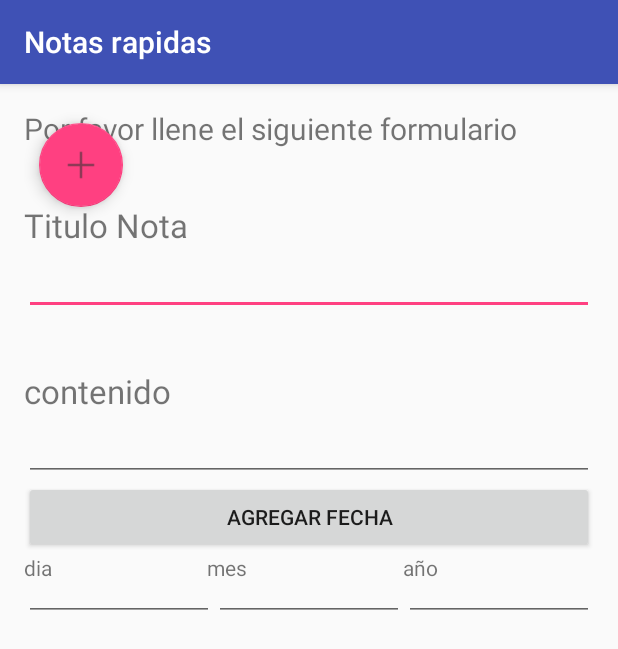
After one commit to jonalexjm/appNotas, an Android app: the AdicionarNota screen opened directly, with no data from a screen before it, on a phone screen of 412 x 824 dp. The commit adds this screen. Shown: the top 649 px of the screen. Run offline under Robolectric (Android 15) with nearby library versions, the phone set to English and light mode, and no system bars.

Commit message:
v2 formulario adicionar

```diff
--- a/app/build.gradle
+++ b/app/build.gradle
@@ -23,6 +23,7 @@ dependencies {
     compile fileTree(dir: 'libs', include: ['*.jar'])
     testCompile 'junit:junit:4.12'
     compile 'com.android.support:appcompat-v7:23.4.0'
-    compile 'com.android.support:cardview-v7:23.3.0'
-    compile 'com.android.support:recyclerview-v7:23.3.0'
+    compile 'com.android.support:cardview-v7:23.4.0'
+    compile 'com.android.support:recyclerview-v7:23.4.0'
+    compile 'com.android.support:design:23.4.0'
 }
--- a/app/src/main/AndroidManifest.xml
+++ b/app/src/main/AndroidManifest.xml
@@ -15,6 +15,7 @@
                 <category android:name="android.intent.category.LAUNCHER" />
             </intent-filter>
         </activity>
+        <activity android:name=".AdicionarNota"></activity>
     </application>
 
 </manifest>
--- /dev/null
+++ b/app/src/main/java/jonalexjm/com/appnotas/AdicionarNota.java
@@ -0,0 +1,25 @@
+package jonalexjm.com.appnotas;
+
+import android.support.design.widget.FloatingActionButton;
+import android.support.design.widget.Snackbar;
+import android.support.v7.app.AppCompatActivity;
+import android.os.Bundle;
+import android.view.View;
+
+public class AdicionarNota extends AppCompatActivity {
+
+    @Override
+    protected void onCreate(Bundle savedInstanceState) {
+        super.onCreate(savedInstanceState);
+        setContentView(R.layout.activity_adicionar_nota);
+
+        FloatingActionButton fab = (FloatingActionButton) findViewById(R.id.fab);
+        fab.setOnClickListener(new View.OnClickListener() {
+            @Override
+            public void onClick(View view) {
+                Snackbar.make(view, "Se presionó el FAB", Snackbar.LENGTH_LONG)
+                        .setAction("Action", null).show();
+            }
+        });
+    }
+}
--- /dev/null
+++ b/app/src/main/res/layout/activity_adicionar_nota.xml
@@ -0,0 +1,118 @@
+<?xml version="1.0" encoding="utf-8"?>
+<RelativeLayout xmlns:android="http://schemas.android.com/apk/res/android"
+    xmlns:tools="http://schemas.android.com/tools"
+    android:layout_width="match_parent"
+    android:layout_height="match_parent"
+    android:paddingBottom="@dimen/activity_vertical_margin"
+    android:paddingLeft="@dimen/activity_horizontal_margin"
+    android:paddingRight="@dimen/activity_horizontal_margin"
+    android:paddingTop="@dimen/activity_vertical_margin"
+    tools:context="jonalexjm.com.appnotas.AdicionarNota">
+
+    <TextView
+        android:id="@+id/tvBienvenida"
+        android:layout_width="wrap_content"
+        android:layout_height="wrap_content"
+        android:text="@string/agregarNota"
+        android:textSize="20dp"/>
+    <TextView
+        android:id="@+id/tvTitulo"
+        android:layout_width="match_parent"
+        android:layout_height="wrap_content"
+        android:text="@string/titulo"
+        android:textSize="22dp"
+        android:layout_marginTop="36dp"
+        android:layout_below="@+id/tvBienvenida"
+        android:layout_alignParentLeft="true"
+        android:layout_alignParentStart="true" />
+    <EditText
+        android:id="@+id/EtvTitulo"
+        android:layout_width="match_parent"
+        android:layout_height="wrap_content"
+        android:layout_below="@+id/tvTitulo"
+        android:layout_alignParentRight="true"
+        android:layout_alignParentEnd="true" />
+    <TextView
+        android:id="@+id/tvContenido"
+        android:layout_width="match_parent"
+        android:layout_height="wrap_content"
+        android:text="@string/contenido"
+        android:textSize="22dp"
+        android:layout_marginTop="36dp"
+        android:layout_below="@+id/EtvTitulo"
+        android:layout_alignParentLeft="true"
+        android:layout_alignParentStart="true" />
+    <EditText
+        android:id="@+id/EtvContexto"
+        android:layout_width="match_parent"
+        android:layout_height="wrap_content"
+        android:layout_below="@+id/tvContenido"
+        android:layout_alignParentRight="true"
+        android:layout_alignParentEnd="true" />
+    <Button
+        android:id="@+id/botonFecha"
+        android:layout_width="match_parent"
+        android:layout_height="wrap_content"
+        android:text="@string/agregarFecha"
+        android:layout_below="@+id/EtvContexto"/>
+
+    <LinearLayout
+        android:layout_width="match_parent"
+        android:layout_height="match_parent"
+        android:orientation="horizontal"
+        android:layout_below="@+id/botonFecha"
+        >
+        <TextView
+            android:layout_width="wrap_content"
+            android:layout_height="wrap_content"
+            android:text="dia"
+            android:layout_weight="1"/>
+        <TextView
+            android:layout_width="wrap_content"
+            android:layout_height="wrap_content"
+            android:text="mes"
+            android:layout_weight="1"/>
+        <TextView
+            android:layout_width="wrap_content"
+            android:layout_height="wrap_content"
+            android:text="año"
+            android:layout_weight="1"/>
+
+
+        </LinearLayout>
+
+
+    <LinearLayout
+        android:layout_width="match_parent"
+        android:layout_height="match_parent"
+        android:orientation="horizontal"
+        android:layout_below="@+id/botonFecha"
+        >
+
+
+        <EditText
+            android:layout_width="wrap_content"
+            android:layout_height="wrap_content"
+            android:id="@+id/editText2"
+            android:layout_weight="1"/>
+
+        <EditText
+            android:layout_width="wrap_content"
+            android:layout_height="wrap_content"
+            android:id="@+id/editText3"
+            android:layout_weight="1"/>
+        <EditText
+            android:layout_width="wrap_content"
+            android:layout_height="wrap_content"
+            android:id="@+id/editText5"
+            android:layout_weight="1"/>
+    </LinearLayout>
+    <android.support.design.widget.FloatingActionButton
+        android:id="@+id/fab"
+        android:layout_width="wrap_content"
+        android:layout_height="wrap_content"
+        android:layout_gravity="bottom|end"
+        android:layout_margin="10dp"
+        android:src="@drawable/mas"
+        />
+</RelativeLayout>
--- /dev/null
+++ b/app/src/main/res/values-v21/styles.xml
@@ -0,0 +1,9 @@
+<resources>
+
+    <style name="AppTheme.NoActionBar">
+        <item name="windowActionBar">false</item>
+        <item name="windowNoTitle">true</item>
+        <item name="android:windowDrawsSystemBarBackgrounds">true</item>
+        <item name="android:statusBarColor">@android:color/transparent</item>
+    </style>
+</resources>
--- a/app/src/main/res/values/dimens.xml
+++ b/app/src/main/res/values/dimens.xml
@@ -6,4 +6,5 @@
     <dimen name="contenidoNota">17dp</dimen>
     <dimen name="horaNota">19dp</dimen>
     <dimen name="fechaNota">19dp</dimen>
+    <dimen name="fab_margin">16dp</dimen>
 </resources>
--- a/app/src/main/res/values/strings.xml
+++ b/app/src/main/res/values/strings.xml
@@ -4,4 +4,9 @@
     <string name="cuerpoNota">cuerpo de la nota</string>
     <string name="fecha">15 de Julio 2015</string>
     <string name="horaNota">15:00 PM</string>
+    <string name="title_activity_agregar_nota">AgregarNota</string>
+    <string name="agregarNota">Por favor llene el siguiente formulario</string>
+    <string name="titulo">Titulo Nota</string>
+    <string name="contenido">contenido</string>
+    <string name="agregarFecha">agregar fecha</string>
 </resources>
--- a/app/src/main/res/values/styles.xml
+++ b/app/src/main/res/values/styles.xml
@@ -8,4 +8,13 @@
         <item name="colorAccent">@color/colorAccent</item>
     </style>
 
+    <style name="AppTheme.NoActionBar">
+        <item name="windowActionBar">false</item>
+        <item name="windowNoTitle">true</item>
+    </style>
+
+    <style name="AppTheme.AppBarOverlay" parent="ThemeOverlay.AppCompat.Dark.ActionBar" />
+
+    <style name="AppTheme.PopupOverlay" parent="ThemeOverlay.AppCompat.Light" />
+
 </resources>
```
Also changed, not shown: app/src/main/res/drawable-hdpi/mas.png (added), app/src/main/res/drawable-mdpi/mas.png (added), app/src/main/res/drawable-xhdpi/mas.png (added), app/src/main/res/drawable-xxhdpi/mas.png (added).
